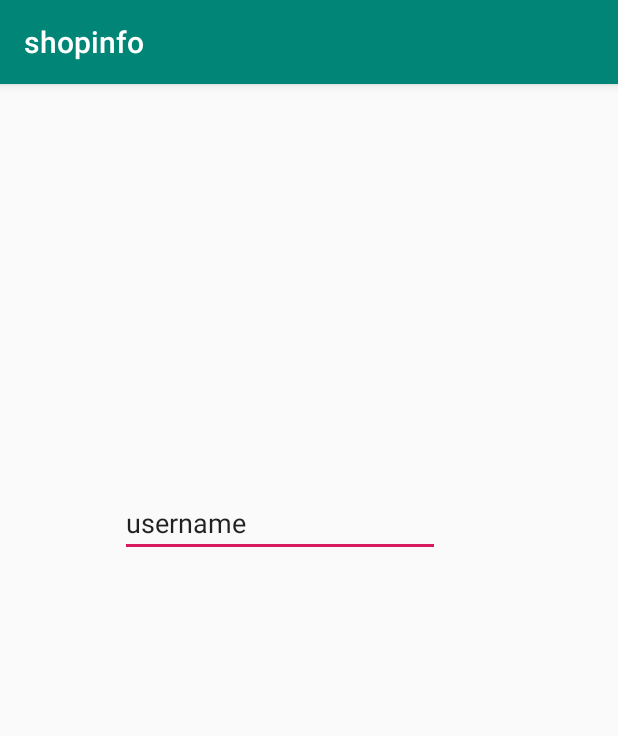
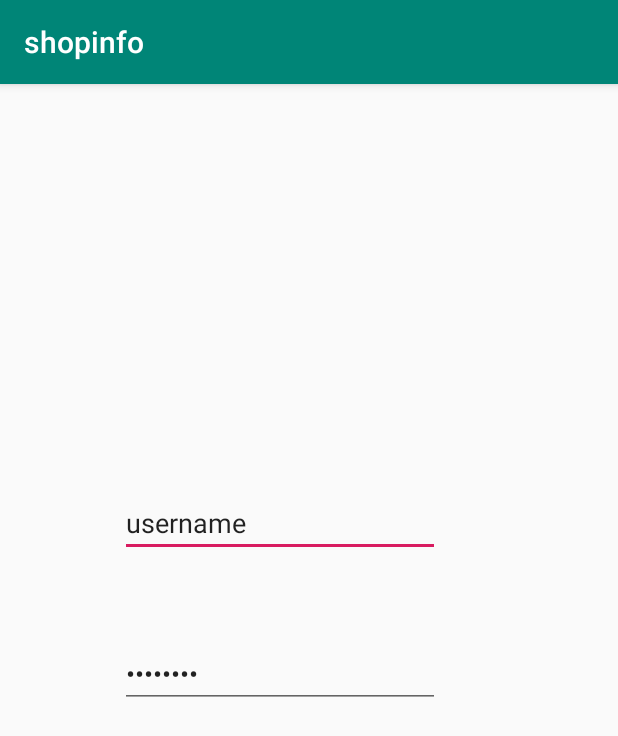
Before and after one commit to naveenpi/shopinfo, an Android app: the login screen opened directly, with no data from a screen before it, on a phone screen of 412 x 824 dp. Shown: the top 736 px of the screen. Run offline under Robolectric (Android 15) with nearby library versions, the phone set to English and light mode, and no system bars.

Commit message:
added password edit text to activity_login.xml

```diff
--- a/app/src/main/res/layout/activity_login.xml
+++ b/app/src/main/res/layout/activity_login.xml
@@ -20,4 +20,17 @@
         app:layout_constraintTop_toTopOf="parent"
         app:layout_constraintVertical_bias="0.374" />
 
+    <EditText
+        android:id="@+id/password"
+        android:layout_width="wrap_content"
+        android:layout_height="wrap_content"
+        android:ems="10"
+        android:inputType="textPassword"
+        android:text="password"
+        app:layout_constraintBottom_toBottomOf="parent"
+        app:layout_constraintHorizontal_bias="0.404"
+        app:layout_constraintLeft_toLeftOf="parent"
+        app:layout_constraintRight_toRightOf="parent"
+        app:layout_constraintTop_toTopOf="parent"
+        app:layout_constraintVertical_bias="0.513" />
 </androidx.constraintlayout.widget.ConstraintLayout>
```
